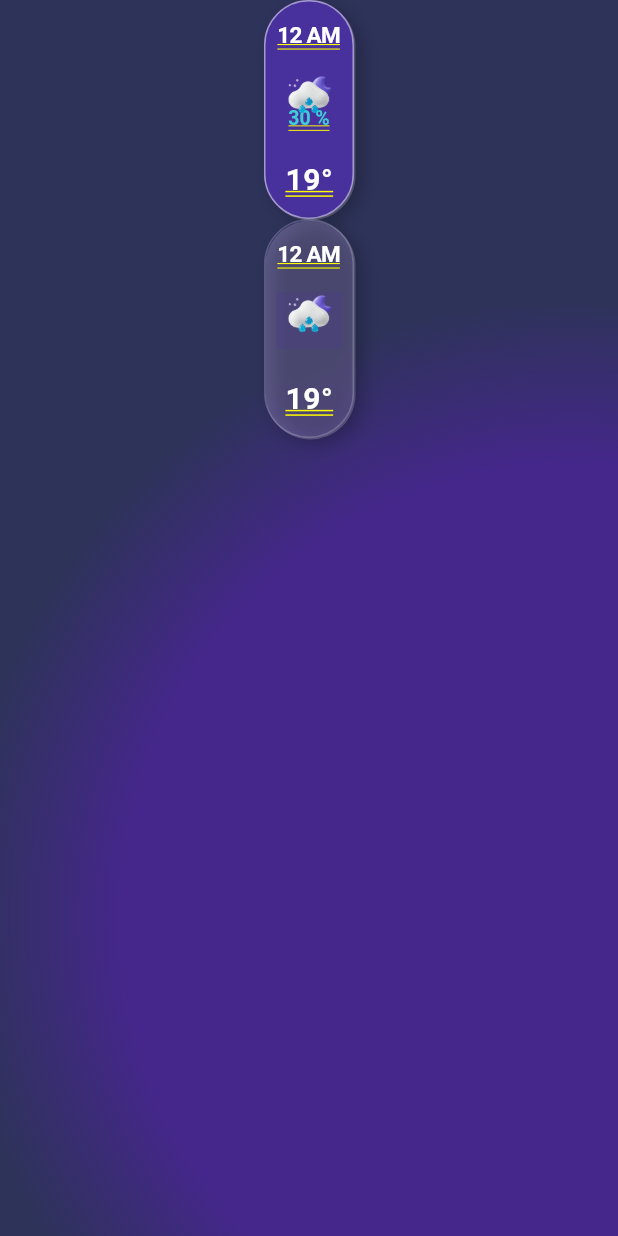
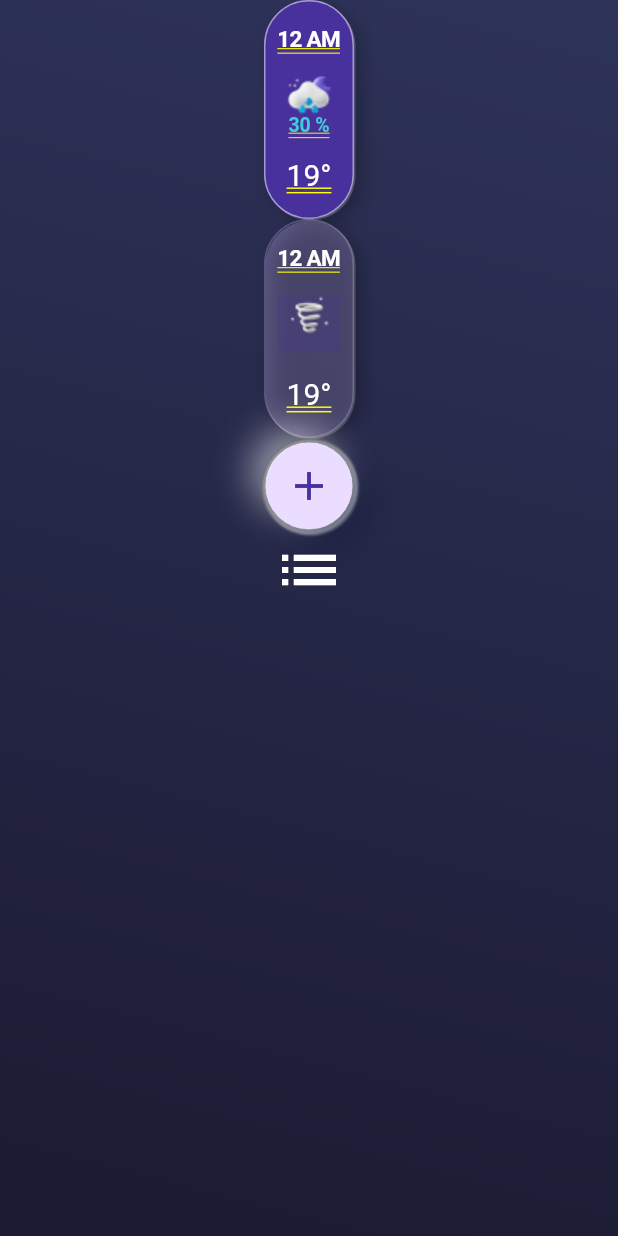
Before and after one commit to IgorsBlagodjors/weather_app, a Flutter app: the screen it shows after launch, on a phone screen of 412 x 824 dp. Run offline on Flutter 3.47's test engine with Material 3 defaults, Android fonts, the phone set to English and light mode, and no system bars; Roboto replaces fonts that are missing (SF Pro Display, SF Pro Text).

Commit message:
button&images added, few fixes

```diff
--- a/lib/design_system/app_colors.dart
+++ b/lib/design_system/app_colors.dart
@@ -16,9 +16,10 @@ class AppColors {
   static const Color solid3 = Color(0xFFC427FB);
   static const Color solid4 = Color(0xFFE0D9FF);
 
-  static const defaultDecorationColor1 = Color.fromRGBO(72, 49, 157, 0.20);
-  static const defaultDecorationBorderColor =
-      Color.fromRGBO(255, 255, 255, 0.20);
-  static const activeDecorationBorderColor =
-      Color.fromRGBO(255, 255, 255, 0.50);
+  static const Color labelColor = Color(0xFF40CBD8);
+
+  static const customButtonColors = [
+    Color(0xFFF5F5F9),
+    Color(0xFFDADFE7),
+  ];
 }
--- a/lib/design_system/app_styles.dart
+++ b/lib/design_system/app_styles.dart
@@ -116,7 +116,7 @@ class AppStyles {
     fontFamily: 'SF Pro Text',
     fontWeight: FontWeight.w600,
     letterSpacing: -0.078,
-    height: 1.125,
+    //height: 1.38462,
     color: AppColors.darkPrimary,
   );
   static const boldSubheadline = TextStyle(
@@ -124,7 +124,7 @@ class AppStyles {
     fontFamily: 'SF Pro Text',
     fontWeight: FontWeight.w600,
     letterSpacing: -0.5,
-    height: 1.25,
+    //height: 1.3333,
     color: AppColors.darkPrimary,
   );
   static const boldCallout = TextStyle(
@@ -153,10 +153,10 @@ class AppStyles {
   );
   static const boldTitle3 = TextStyle(
     fontFamily: 'SF Pro Display',
-    height: 1.5,
+    height: 1.2,
     fontSize: 20,
-    fontWeight: FontWeight.w600,
-    letterSpacing: 0.38,
+    fontWeight: FontWeight.w400,
+    //letterSpacing: 0.38,
     color: AppColors.darkPrimary,
   );
   static const boldTitle2 = TextStyle(
--- a/lib/presentation/app.dart
+++ b/lib/presentation/app.dart
@@ -1,5 +1,6 @@
 import 'package:flutter/material.dart';
 import 'package:weather_app/presentation/widgets/app_containers.dart';
+import 'package:weather_app/presentation/widgets/plus_button.dart';
 
 class AppPage extends StatefulWidget {
   const AppPage({super.key});
@@ -14,17 +15,24 @@ class _AppPageState extends State<AppPage> {
     return SafeArea(
       child: Container(
         decoration: const BoxDecoration(
-          gradient: RadialGradient(
-            center: Alignment(0.8607, 0.4862),
-            radius: 1.0,
-            focal: Alignment(0.8607, 0.4862),
-            focalRadius: 0.7319,
+          gradient: LinearGradient(
+            begin: Alignment.bottomLeft,
+            end: Alignment.topRight,
             colors: [
-              Color(0xFF45278B),
               Color(0xFF2E335A),
+              Color(0xFF1C1B33),
             ],
-            stops: [0.0, 1.0],
+            stops: [0.0162, 0.9572],
+            transform: GradientRotation(168 * 3.14159 / 180),
           ),
+          boxShadow: [
+            BoxShadow(
+              offset: Offset(40, 60),
+              blurRadius: 150,
+              spreadRadius: 0,
+              color: Color.fromRGBO(59, 38, 123, 0.70),
+            ),
+          ],
         ),
         child: const Column(
           children: [
@@ -33,14 +41,20 @@ class _AppPageState extends State<AppPage> {
               hour: '12 AM',
               degree: 19,
               label: 30,
-              weatherIcon: 'assets/Moon_cloud_mid_rain.png',
+              weatherIcon: 'assets/Moon_cloud_mid_rain32x32.png',
             ),
             HourlyForecastContainer(
               isNow: false,
               hour: '12 AM',
               degree: 19,
               label: null,
-              weatherIcon: 'assets/Moon_cloud_mid_rain.png',
+              weatherIcon: 'assets/Tornado32x32.png',
+            ),
+            PlusButton(),
+            Icon(
+              Icons.list_sharp,
+              color: Colors.white,
+              size: 48,
             ),
           ],
         ),
--- a/lib/presentation/widgets/app_containers.dart
+++ b/lib/presentation/widgets/app_containers.dart
@@ -4,7 +4,6 @@ import 'package:weather_app/design_system/app_styles.dart';
 
 class HourlyForecastContainer extends StatelessWidget {
   final bool isNow;
-
   final String hour;
   final int degree;
   final int? label;
@@ -27,21 +26,21 @@ class HourlyForecastContainer extends StatelessWidget {
         borderRadius: BorderRadius.circular(30),
         border: Border.all(
           color: isNow
-              ? AppColors.activeDecorationBorderColor
-              : AppColors.defaultDecorationBorderColor,
+              ? AppColors.darkPrimary.withOpacity(0.50)
+              : AppColors.darkPrimary.withOpacity(0.2),
           width: 1,
         ),
-        color: isNow ? AppColors.solid1 : AppColors.defaultDecorationColor1,
-        boxShadow: const [
+        color: isNow ? AppColors.solid1 : AppColors.solid1.withOpacity(0.2),
+        boxShadow: [
           BoxShadow(
-            color: Color.fromRGBO(255, 255, 255, 0.25),
-            offset: Offset(1, 1),
+            color: AppColors.darkPrimary.withOpacity(0.25),
+            offset: const Offset(1, 1),
             blurRadius: 0,
             spreadRadius: 0,
           ),
           BoxShadow(
-            color: Color.fromRGBO(0, 0, 0, 0.25),
-            offset: Offset(5, 4),
+            color: AppColors.lightPrimary.withOpacity(0.25),
+            offset: const Offset(5, 4),
             blurRadius: 10,
             spreadRadius: 0,
           ),
@@ -50,7 +49,10 @@ class HourlyForecastContainer extends StatelessWidget {
       child: Stack(
         alignment: Alignment.center,
         children: [
-          Column(
+          Padding(
+            padding:
+                const EdgeInsets.only(top: 16, bottom: 16, left: 8, right: 8),
+            child: Column(
               mainAxisAlignment: MainAxisAlignment.center,
               children: [
                 Text(
@@ -61,23 +63,25 @@ class HourlyForecastContainer extends StatelessWidget {
                   height: 16,
                 ),
                 Container(
-                padding: const EdgeInsets.only(
-                  top: 22,
-                ),
                   width: 44,
                   height: 38,
                   color: isNow
                       ? AppColors.solid1
-                    : AppColors.defaultDecorationColor1,
-                child: Center(
+                      : AppColors.solid1.withOpacity(0.2),
+                  child: Transform.translate(
+                    offset: const Offset(0, 2),
+                    child: Align(
+                      alignment: Alignment.bottomCenter,
                       child: label != null
                           ? Text(
+                              textAlign: TextAlign.center,
                               '$label %',
                               style: AppStyles.boldFootnote.copyWith(
-                            color: const Color(0xFF40CBD8),
+                                color: AppColors.labelColor,
                               ),
                             )
-                      : null,
+                          : const SizedBox.shrink(),
+                    ),
                   ),
                 ),
                 const SizedBox(
@@ -89,6 +93,7 @@ class HourlyForecastContainer extends StatelessWidget {
                 ),
               ],
             ),
+          ),
           Positioned(
             top: 48,
             child: Image.asset(
@@ -96,7 +101,7 @@ class HourlyForecastContainer extends StatelessWidget {
               width: 32,
               height: 32,
             ),
-          )
+          ),
         ],
       ),
     );
--- /dev/null
+++ b/lib/presentation/widgets/plus_button.dart
@@ -0,0 +1,87 @@
+import 'package:flutter/material.dart';
+import 'package:weather_app/design_system/app_colors.dart';
+
+class PlusButton extends StatelessWidget {
+  const PlusButton({super.key});
+
+  @override
+  Widget build(BuildContext context) {
+    return Container(
+      width: 64,
+      height: 64,
+      decoration: BoxDecoration(
+        shape: BoxShape.circle,
+        gradient: const LinearGradient(
+          begin: Alignment.topLeft,
+          end: Alignment.bottomRight,
+          colors: [
+            Color.fromRGBO(0, 0, 0, 0.4),
+            Color.fromRGBO(255, 255, 255, 0.3),
+          ],
+          stops: [0.1924, 0.8609],
+        ),
+        boxShadow: [
+          BoxShadow(
+            offset: const Offset(1, 1),
+            blurRadius: 0.5,
+            color: Colors.white.withOpacity(0.5),
+            spreadRadius: 0,
+          ),
+        ],
+      ),
+      child: Center(
+        child: Container(
+          width: 58,
+          height: 58,
+          decoration: BoxDecoration(
+            shape: BoxShape.circle,
+            gradient: const LinearGradient(
+              begin: Alignment.topLeft,
+              end: Alignment.bottomRight,
+              colors: AppColors.customButtonColors,
+              stops: [0.1806, 0.8587],
+            ),
+            border: Border.all(
+              width: 0.2,
+              color: Colors.white,
+            ),
+            boxShadow: [
+              const BoxShadow(
+                offset: Offset(10, 10),
+                blurRadius: 20,
+                color: Color.fromRGBO(13, 20, 49, 0.5),
+              ),
+              BoxShadow(
+                offset: const Offset(-10, -10),
+                blurRadius: 20,
+                color: Colors.white.withOpacity(0.5),
+              ),
+            ],
+          ),
+          child: ClipOval(
+            child: Container(
+              width: 58,
+              height: 58,
+              decoration: const BoxDecoration(
+                gradient: LinearGradient(
+                  begin: Alignment.topLeft,
+                  end: Alignment.bottomRight,
+                  colors: AppColors.customButtonColors,
+                  stops: [0.1445, 0.8319],
+                ),
+              ),
+              child: FloatingActionButton(
+                onPressed: () {},
+                child: const Icon(
+                  Icons.add,
+                  color: AppColors.solid1,
+                  size: 32,
+                ),
+              ),
+            ),
+          ),
+        ),
+      ),
+    );
+  }
+}
```
Also changed, not shown: assets/Moon_cloud_fast_wind.png (added), assets/Moon_cloud_fast_wind32x32.png (added), assets/Moon_cloud_mid_rain32x32.png (added), assets/Sun_cloud_angled_rain.png (added), assets/Sun_cloud_angled_rain32x32.png (added), assets/Sun_cloud_mid_rain.png (added), assets/Sun_cloud_mid_rain32x32.png (added), assets/Tornado.png (added), assets/Tornado32x32.png (added), assets/test.png (added). Lines whose indentation alone changed are shown as unchanged.
